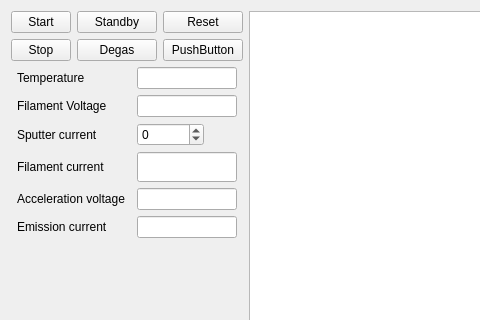
First picture: the form in machines/volvo/sputter_gui.ui, repository CINF/PyExpLabSys, before the edit; both pictures show x 0 to 480 and y 0 to 320 of the 695 by 604 pixel window.
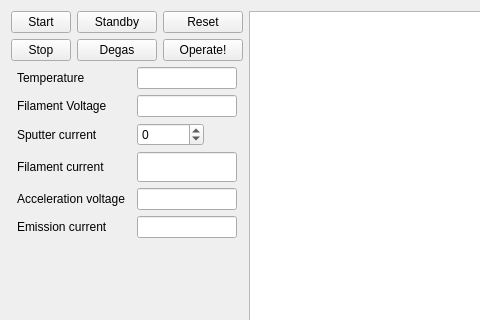
Second picture: the form after the edit.

```diff
--- a/machines/volvo/sputter_gui.ui
+++ b/machines/volvo/sputter_gui.ui
@@ -112,7 +112,7 @@
             </size>
            </property>
            <property name="text">
-            <string>PushButton</string>
+            <string>Operate!</string>
            </property>
           </widget>
          </item>
```
Left out of the diff: 12 changed lines with no effect on the pictures.
